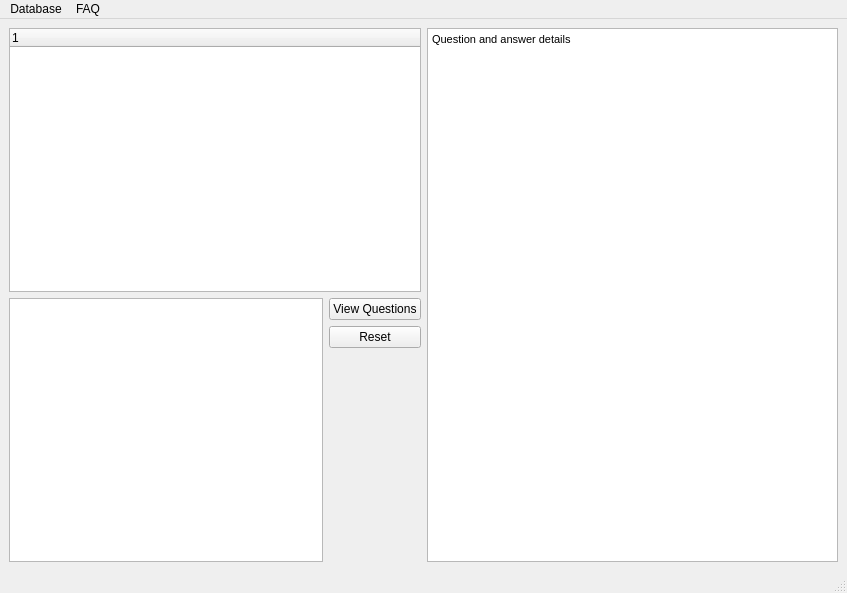
Above: mainwindow.ui from EricsG95/QT-FAQ-Tools before the change. Below: the same form after it.
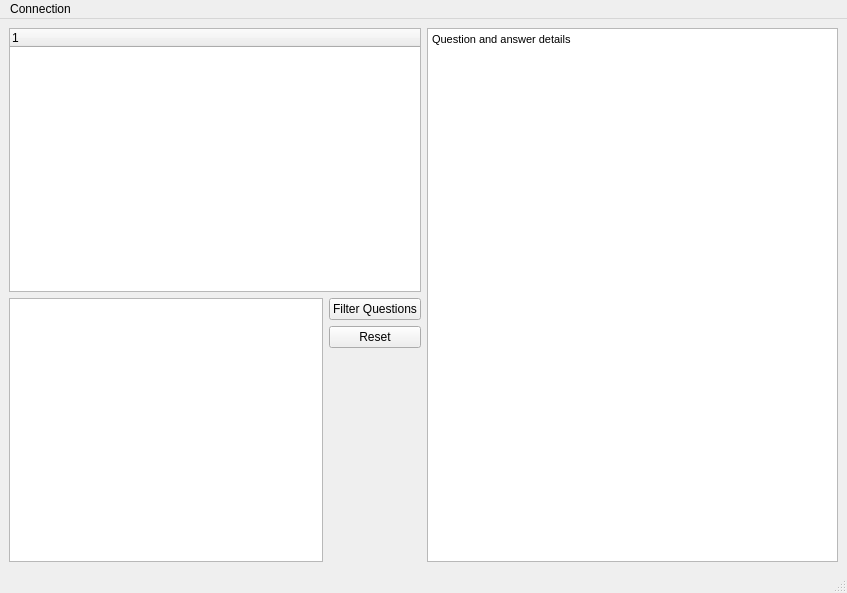
That is the form after the change.

Patch:
```diff
--- a/mainwindow.ui
+++ b/mainwindow.ui
@@ -38,7 +38,7 @@
             <item>
              <widget class="QPushButton" name="pushButton">
               <property name="text">
-               <string>View Questions</string>
+               <string>Filter Questions</string>
               </property>
              </widget>
             </item>
@@ -94,18 +94,12 @@
    </property>
    <widget class="QMenu" name="menuConnection">
     <property name="title">
-     <string>Database</string>
+     <string>Connection</string>
     </property>
     <addaction name="actionSettings"/>
-   </widget>
-   <widget class="QMenu" name="menuQuestion">
-    <property name="title">
-     <string>FAQ</string>
-    </property>
-    <addaction name="actionAdd"/>
+    <addaction name="actionExit"/>
    </widget>
    <addaction name="menuConnection"/>
-   <addaction name="menuQuestion"/>
   </widget>
   <widget class="QStatusBar" name="statusbar"/>
   <action name="actionSettings">
```
Left out of the diff: 16 changed lines with no effect on the pictures.
